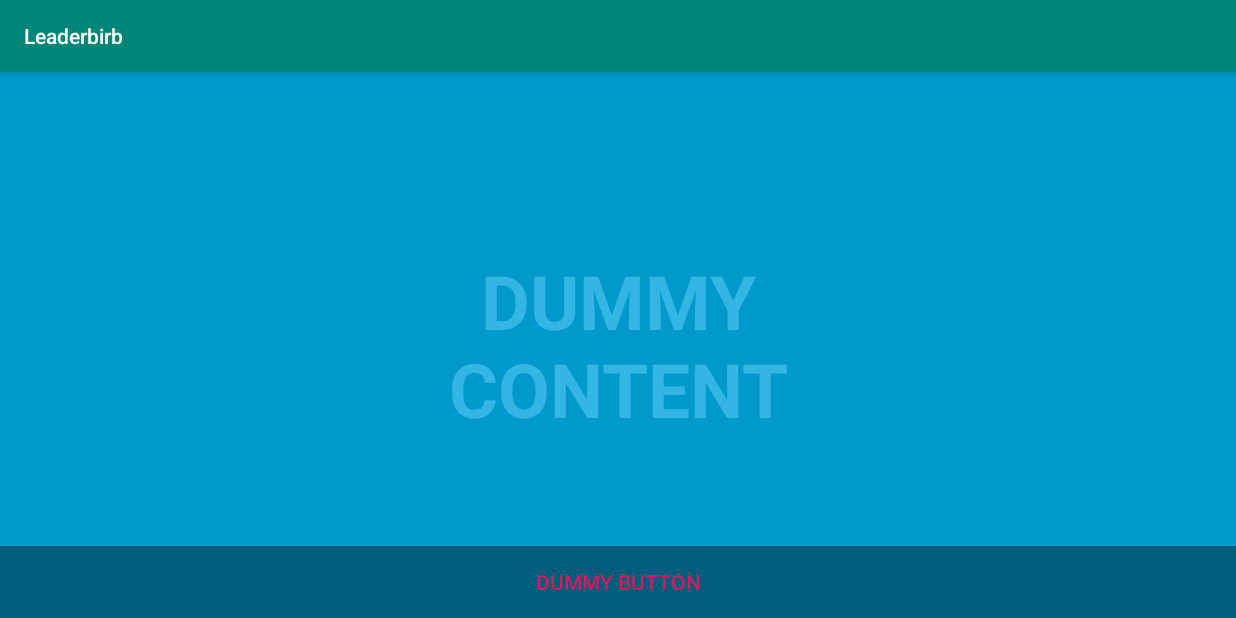
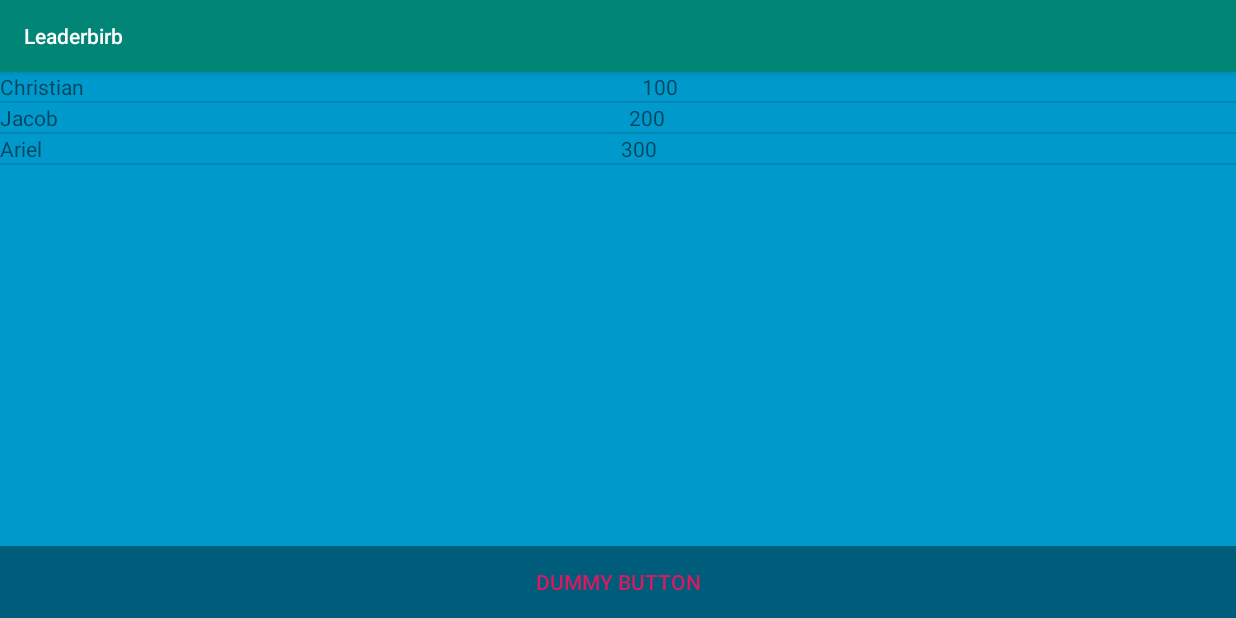
Before and after one commit to CTOverton/like-birbs, an Android app: the Leaderbirb screen opened directly, with no data from a screen before it, on a phone screen of 824 x 412 dp (held sideways). Run offline under Robolectric (Android 15) with nearby library versions, the phone set to English and light mode, and no system bars; our stand-ins replace Firebase (no records; nobody signed in at launch, a user with empty details on screens opened directly).

Commit message:
Leaderbirb populate list setup

```diff
--- a/app/src/main/java/edu/psu/cto5068/like_birbs/Leaderbirb.java
+++ b/app/src/main/java/edu/psu/cto5068/like_birbs/Leaderbirb.java
@@ -2,19 +2,39 @@ package edu.psu.cto5068.like_birbs;
 
 import android.annotation.SuppressLint;
 
+import androidx.annotation.NonNull;
 import androidx.appcompat.app.ActionBar;
 import androidx.appcompat.app.AppCompatActivity;
 
 import android.os.Bundle;
 import android.os.Handler;
+import android.util.Log;
 import android.view.MotionEvent;
 import android.view.View;
+import android.widget.ListView;
+
+import com.google.android.gms.tasks.OnFailureListener;
+import com.google.android.gms.tasks.OnSuccessListener;
+import com.google.firebase.firestore.DocumentReference;
+import com.google.firebase.firestore.FirebaseFirestore;
+
+import java.util.ArrayList;
+import java.util.HashMap;
+import java.util.Map;
+
+import edu.psu.cto5068.like_birbs.leaderbirb.HighScore;
+import edu.psu.cto5068.like_birbs.leaderbirb.ScoreListAdapter;
 
 /**
  * An example full-screen activity that shows and hides the system UI (i.e.
  * status bar and navigation/system bar) with user interaction.
  */
 public class Leaderbirb extends AppCompatActivity {
+
+    private static final String USER_KEY = "username";
+    private static final String SCORE_KEY = "score";
+    private DocumentReference mDocRef = FirebaseFirestore.getInstance().collection("scores").document("test");
+
     /**
      * Whether or not the system UI should be auto-hidden after
      * {@link #AUTO_HIDE_DELAY_MILLIS} milliseconds.
@@ -93,6 +113,18 @@ public class Leaderbirb extends AppCompatActivity {
 
         mVisible = true;
 
+        ListView mListView = findViewById(R.id.listView);
+        HighScore c = new HighScore("Christian", 100);
+        HighScore j = new HighScore("Jacob", 200);
+        HighScore a = new HighScore("Ariel", 300);
+
+        ArrayList<HighScore> highScoreList = new ArrayList<>();
+        highScoreList.add(c);
+        highScoreList.add(j);
+        highScoreList.add(a);
+
+        ScoreListAdapter adapter = new ScoreListAdapter(this, R.layout.leaderbirb_adapter_view, highScoreList);
+        mListView.setAdapter(adapter);
     }
 
     @Override
@@ -136,4 +168,21 @@ public class Leaderbirb extends AppCompatActivity {
     private void delayedHide(int delayMillis) {
 
     }
+
+    public void saveScore(View view) {
+        Map<String, Object> dataToSave = new HashMap<String, Object>();
+        dataToSave.put(SCORE_KEY, 400);
+        dataToSave.put(USER_KEY, "Christian");
+        mDocRef.set(dataToSave).addOnSuccessListener(new OnSuccessListener<Void>() {
+            @Override
+            public void onSuccess(Void aVoid) {
+                Log.d("tag", "Document has been saved!");
+            }
+        }).addOnFailureListener(new OnFailureListener() {
+            @Override
+            public void onFailure(@NonNull Exception e) {
+                Log.w("tag", "Document was not saved!", e);
+            }
+        });
+    }
 }
--- /dev/null
+++ b/app/src/main/java/edu/psu/cto5068/like_birbs/leaderbirb/HighScore.java
@@ -0,0 +1,27 @@
+package edu.psu.cto5068.like_birbs.leaderbirb;
+
+public class HighScore {
+    private String username;
+    private int score;
+
+    public HighScore(String username, int score) {
+        this.username = username;
+        this.score = score;
+    }
+
+    public String getUsername() {
+        return username;
+    }
+
+    public void setUsername(String username) {
+        this.username = username;
+    }
+
+    public int getScore() {
+        return score;
+    }
+
+    public void setScore(int score) {
+        this.score = score;
+    }
+}
--- /dev/null
+++ b/app/src/main/java/edu/psu/cto5068/like_birbs/leaderbirb/ScoreListAdapter.java
@@ -0,0 +1,47 @@
+package edu.psu.cto5068.like_birbs.leaderbirb;
+
+import android.content.Context;
+import android.view.LayoutInflater;
+import android.view.View;
+import android.view.ViewGroup;
+import android.widget.ArrayAdapter;
+import android.widget.TextView;
+
+import androidx.annotation.NonNull;
+import androidx.annotation.Nullable;
+
+import java.util.List;
+
+import edu.psu.cto5068.like_birbs.R;
+
+public class ScoreListAdapter extends ArrayAdapter<HighScore> {
+    private static final String TAG = "ScoreListAdapter";
+    private Context mContext;
+    int mResource;
+
+    public ScoreListAdapter(@NonNull Context context, int resource, @NonNull List<HighScore> objects) {
+        super(context, resource, objects);
+        this.mContext = context;
+        this.mResource = resource;
+    }
+
+    @NonNull
+    @Override
+    public View getView(int position, @Nullable View convertView, @NonNull ViewGroup parent) {
+        String username = getItem(position).getUsername();
+        int score = getItem(position).getScore();
+
+        HighScore highScore = new HighScore(username, score);
+
+        LayoutInflater inflater = LayoutInflater.from(mContext);
+        convertView = inflater.inflate(mResource, parent, false);
+
+        TextView nameView = convertView.findViewById(R.id.nameView);
+        TextView scoreView = convertView.findViewById(R.id.scoreView);
+
+        nameView.setText(username);
+        scoreView.setText(Integer.toString(score));
+
+        return convertView;
+    }
+}
--- a/app/src/main/res/layout/activity_leaderbirb.xml
+++ b/app/src/main/res/layout/activity_leaderbirb.xml
@@ -9,19 +9,13 @@
     <!-- The primary full-screen view. This can be replaced with whatever view
          is needed to present your content, e.g. VideoView, SurfaceView,
          TextureView, etc. -->
-    <TextView
-        android:id="@+id/fullscreen_content"
+
+    <ListView
         android:layout_width="match_parent"
         android:layout_height="match_parent"
-        android:gravity="center"
-        android:keepScreenOn="true"
-        android:text="@string/dummy_content"
-        android:textColor="#33b5e5"
-        android:textSize="50sp"
-        android:textStyle="bold" />
+        android:id="@+id/listView"/>
 
-    <!-- This FrameLayout insets its children based on system windows using
-         android:fitsSystemWindows. -->
+
     <FrameLayout
         android:layout_width="match_parent"
         android:layout_height="match_parent"
@@ -38,11 +32,12 @@
             tools:ignore="UselessParent">
 
             <Button
-                android:id="@+id/goToMenuButton"
+                android:id="@+id/dummyButton"
                 style="?metaButtonBarButtonStyle"
                 android:layout_width="0dp"
                 android:layout_height="wrap_content"
                 android:layout_weight="1"
+                android:onClick="saveScore"
                 android:text="@string/dummy_button" />
 
         </LinearLayout>
--- /dev/null
+++ b/app/src/main/res/layout/leaderbirb_adapter_view.xml
@@ -0,0 +1,20 @@
+<?xml version="1.0" encoding="utf-8"?>
+<LinearLayout xmlns:android="http://schemas.android.com/apk/res/android"
+    android:layout_width="match_parent"
+    android:layout_height="match_parent"
+    android:orientation="horizontal">
+
+    <TextView
+        android:id="@+id/nameView"
+        android:layout_width="wrap_content"
+        android:layout_height="wrap_content"
+        android:layout_weight="1"
+        android:text="TextView" />
+
+    <TextView
+        android:id="@+id/scoreView"
+        android:layout_width="wrap_content"
+        android:layout_height="wrap_content"
+        android:layout_weight="1"
+        android:text="TextView" />
+</LinearLayout>
```
